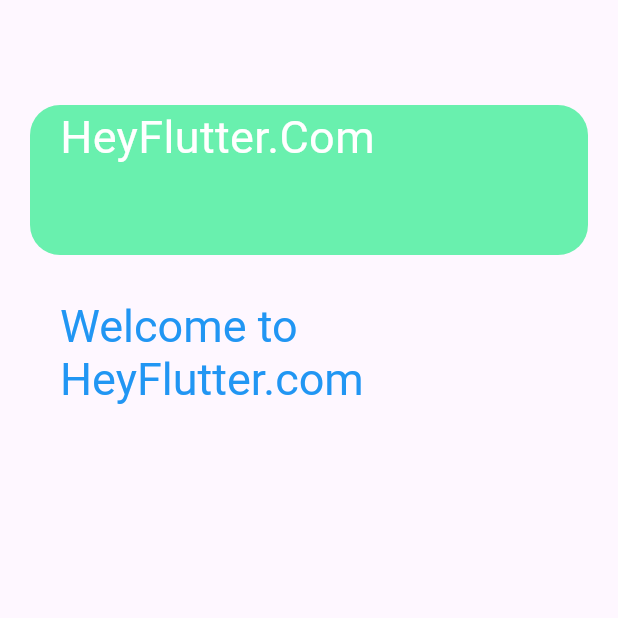
After one commit to MuhammadBilalAkbar/animated_text_kit_flutter_package, a Flutter app: the screen it shows after launch, after a tap on "Advanced Text Animations Page", on a phone screen of 412 x 824 dp, the top half of it. The commit adds this screen. Run offline on Flutter 3.47's test engine with Material 3 defaults, Android fonts, the phone set to English and light mode, and no system bars; drawn by our look-alikes of animated_text_kit.

Commit message:
Script Writing

```diff
--- a/lib/main.dart
+++ b/lib/main.dart
@@ -11,19 +11,20 @@
   Widget build(BuildContext context) => MaterialApp(
         title: 'Animated Text Kit Flutter Package',
         debugShowCheckedModeBanner: false,
-        themeMode: ThemeMode.dark,
-        darkTheme: ThemeData(
-          brightness: Brightness.dark,
+        theme: ThemeData(
           appBarTheme: const AppBarTheme(
+            backgroundColor: Colors.blue,
             titleTextStyle: TextStyle(
               fontSize: 24,
               fontWeight: FontWeight.bold,
             ),
+            iconTheme: IconThemeData(color: Colors.white),
           ),
           elevatedButtonTheme: ElevatedButtonThemeData(
             style: ElevatedButton.styleFrom(
-              minimumSize: const Size(300, 60),
-              backgroundColor: Colors.blueGrey,
+              minimumSize: const Size(400, 80),
+              backgroundColor: Colors.blue,
+              foregroundColor: Colors.white,
               textStyle: const TextStyle(
                 fontSize: 22,
                 fontWeight: FontWeight.bold,
@@ -31,6 +32,6 @@
             ),
           ),
         ),
-        home: const HomePage('Animated Text Kit Flutter Package'),
+        home: const HomePage('Animated Text Kit'),
       );
 }
--- /dev/null
+++ b/lib/pages/advanced_text_animations_page.dart
@@ -0,0 +1,173 @@
+import 'package:animated_text_kit/animated_text_kit.dart';
+import 'package:flutter/material.dart';
+
+class AdvancedTextAnimationsPage extends StatefulWidget {
+  const AdvancedTextAnimationsPage(this.title, {super.key});
+
+  final String title;
+
+  @override
+  State<AdvancedTextAnimationsPage> createState() =>
+      _AdvancedTextAnimationsPageState();
+}
+
+class _AdvancedTextAnimationsPageState
+    extends State<AdvancedTextAnimationsPage> {
+  TextStyle textStyle(Color color) => TextStyle(fontSize: 30, color: color);
+
+  double top1 = 200;
+  double top2 = 420;
+  bool showAnimation = false;
+  double left = 500;
+  bool type = false;
+
+  @override
+  void initState() {
+    super.initState();
+    Future.delayed(
+      const Duration(seconds: 3),
+      () => setState(() => showAnimation = true),
+    );
+  }
+
+  @override
+  Widget build(BuildContext context) {
+    return Scaffold(
+      body: Stack(
+        children: [
+          BuildAnimatedPositioned(
+            top: 70,
+            color: Colors.greenAccent,
+            child: AnimatedTextKit(
+              totalRepeatCount: 3,
+              animatedTexts: [
+                RotateAnimatedText(
+                  'HeyFlutter.Com',
+                  textStyle: textStyle(Colors.white),
+                ),
+              ],
+              repeatForever: false,
+            ),
+          ),
+          BuildAnimatedPositioned(
+            top: top1,
+            color: Colors.transparent,
+            child: DefaultTextStyle(
+              style: textStyle(Colors.blue),
+              child: AnimatedTextKit(
+                totalRepeatCount: 1,
+                repeatForever: false,
+                animatedTexts: [
+                  TyperAnimatedText(
+                    'Welcome to HeyFlutter.com',
+                    speed: const Duration(milliseconds: 100),
+                  ),
+                  TyperAnimatedText(
+                    'The best channel for learning Flutter',
+                    speed: const Duration(milliseconds: 100),
+                  ),
+                  TyperAnimatedText(
+                    'with 700+ Flutter videos on YouTube and',
+                    speed: const Duration(milliseconds: 100),
+                  ),
+                  TyperAnimatedText(
+                    'a 12 weeks Flutter Training on HeyFlutter.com',
+                    speed: const Duration(milliseconds: 100),
+                  ),
+                ],
+              ),
+            ),
+          ),
+          showAnimation
+              ? BuildAnimatedPositioned(
+                  top: top2,
+                  color: Colors.red,
+                  height: 200,
+                  child: DefaultTextStyle(
+                    style: textStyle(Colors.white),
+                    child: Row(
+                      mainAxisAlignment: MainAxisAlignment.center,
+                      children: [
+                        const Text('Stay '),
+                        AnimatedTextKit(
+                          totalRepeatCount: 1,
+                          animatedTexts: [
+                            RotateAnimatedText('Hungry'),
+                            RotateAnimatedText('Cool'),
+                            RotateAnimatedText('Foolish'),
+                          ],
+                          onFinished: () => setState(() {
+                            top1 = 420;
+                            top2 = 200;
+                            left = 0;
+                            type = true;
+                            debugPrint('onFinished Event called');
+                          }),
+                        ),
+                      ],
+                    ),
+                  ),
+                )
+              : Container(),
+          BuildAnimatedPositioned(
+            top: 500,
+            color: Colors.indigo,
+            height: 400,
+            left: left,
+            child: type
+                ? DefaultTextStyle(
+                    style: textStyle(Colors.white),
+                    child: AnimatedTextKit(
+                      totalRepeatCount: 1,
+                      animatedTexts: [
+                        TypewriterAnimatedText(
+                          'Welcome to HeyFlutter.com. The best channel for learning Flutter with 700+ Flutter videos on YouTube and a 12 weeks Flutter Training on HeyFlutter.com',
+                          speed: const Duration(milliseconds: 100),
+                        ),
+                      ],
+                    ),
+                  )
+                : const Text(''),
+          ),
+        ],
+      ),
+    );
+  }
+}
+
+class BuildAnimatedPositioned extends StatelessWidget {
+  const BuildAnimatedPositioned({
+    super.key,
+    required this.child,
+    required this.color,
+    this.height = 100,
+    this.top = 0,
+    this.left = 0,
+  });
+
+  final Widget child;
+  final Color color;
+  final double height;
+  final double top;
+  final double left;
+
+  @override
+  Widget build(BuildContext context) {
+    return AnimatedPositioned(
+      top: top,
+      left: left,
+      width: MediaQuery.of(context).size.width,
+      duration: const Duration(milliseconds: 500),
+      child: Container(
+        height: height,
+        margin: const EdgeInsets.symmetric(horizontal: 20),
+        padding: const EdgeInsets.symmetric(horizontal: 20),
+        decoration: BoxDecoration(
+          borderRadius: BorderRadius.circular(20),
+          color: color,
+        ),
+        child: child,
+      ),
+    );
+  }
+}
--- a/lib/pages/home_page.dart
+++ b/lib/pages/home_page.dart
@@ -1,7 +1,8 @@
+import 'package:animated_text_kit_flutter_package/pages/advanced_text_animations_page.dart';
 import 'package:flutter/material.dart';
 
 import 'text_liquid_fill_animations_page.dart';
-import 'mixed_animations_page.dart';
+import 'mixed_text_animations_page.dart';
 
 class HomePage extends StatelessWidget {
   const HomePage(this.title, {super.key});
@@ -32,10 +33,20 @@
                   onPressed: () => Navigator.of(context).push(
                     MaterialPageRoute(
                       builder: (context) =>
-                      const MixedAnimationsPage('Mixed Animations Page'),
+                      const MixedTextAnimationsPage('Mixed Text Animations Page'),
                     ),
                   ),
-                  child: const Text('Mixed Animations Page'),
+                  child: const Text('Mixed Text Animations Page'),
+                ),
+                const SizedBox(height: 20),
+                ElevatedButton(
+                  onPressed: () => Navigator.of(context).push(
+                    MaterialPageRoute(
+                      builder: (context) =>
+                      const AdvancedTextAnimationsPage('Advanced Text Animations Page'),
+                    ),
+                  ),
+                  child: const Text('Advanced Text Animations Page'),
                 ),
               ],
             ),
--- a/lib/pages/text_liquid_fill_animations_page.dart
+++ b/lib/pages/text_liquid_fill_animations_page.dart
@@ -15,12 +15,12 @@
           child: TextLiquidFill(
             text: 'HEY FLUTTER COM',
             waveColor: Colors.blueAccent,
-            boxBackgroundColor: Colors.redAccent,
+            boxBackgroundColor: Colors.white,
+            boxHeight: 50.0,
             textStyle: const TextStyle(
-              fontSize: 80.0,
+              fontSize: 40.0,
               fontWeight: FontWeight.bold,
             ),
-            boxHeight: 300.0,
           ),
         ),
       );
```
Also changed, not shown: lib/pages/mixed_animations_page.dart (deleted, +0 -116 lines), lib/pages/mixed_text_animations_page.dart (added, +183 -0 lines), pubspec.lock, 3 other files.
